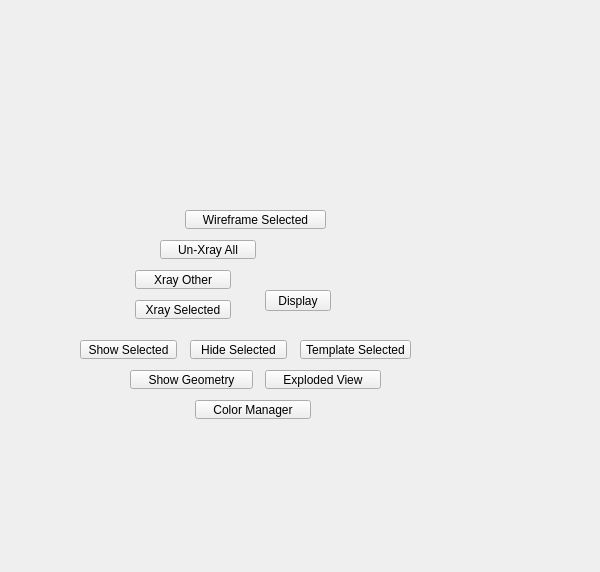
Before: the Qt Designer form tentacle/ui/display#submenu.ui in m3trik/tentacle, drawn with Qt 5.
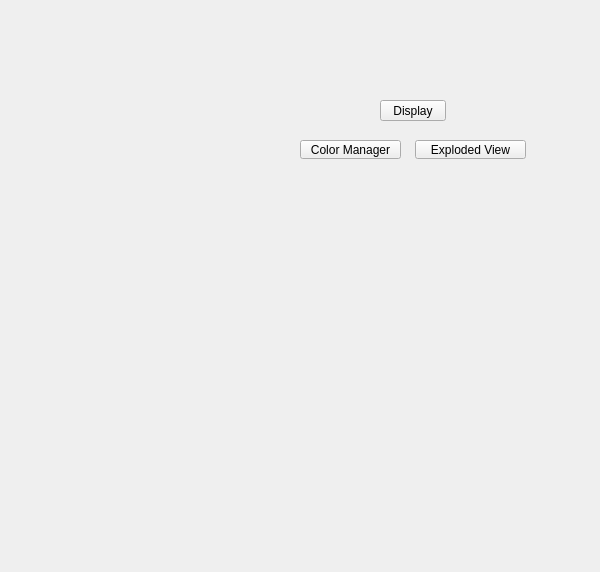
After: the same form once the commit is applied. Custom widgets are drawn as their Qt base class.

What changed in the file:
```diff
--- a/tentacle/ui/display#submenu.ui
+++ b/tentacle/ui/display#submenu.ui
@@ -53,8 +53,8 @@
    <widget class="QPushButton" name="i032">
     <property name="geometry">
      <rect>
-      <x>265</x>
-      <y>290</y>
+      <x>380</x>
+      <y>100</y>
       <width>66</width>
       <height>21</height>
      </rect>
@@ -78,187 +78,31 @@
      <string>Display</string>
     </property>
    </widget>
-   <widget class="QPushButton" name="b002">
+   <widget class="ExpandableList" name="list000" native="true">
     <property name="geometry">
      <rect>
-      <x>190</x>
-      <y>340</y>
-      <width>97</width>
-      <height>19</height>
+      <x>255</x>
+      <y>100</y>
+      <width>120</width>
+      <height>21</height>
      </rect>
     </property>
-    <property name="maximumSize">
-     <size>
-      <width>16777215</width>
-      <height>19</height>
-     </size>
-    </property>
     <property name="minimumSize">
      <size>
-      <width>0</width>
-      <height>19</height>
+      <width>100</width>
+      <height>21</height>
      </size>
     </property>
-    <property name="text">
-     <string>Hide Selected</string>
-    </property>
-   </widget>
-   <widget class="QPushButton" name="b003">
-    <property name="geometry">
-     <rect>
-      <x>80</x>
-      <y>340</y>
-      <width>97</width>
-      <height>19</height>
-     </rect>
-    </property>
-    <property name="maximumSize">
-     <size>
-      <width>16777215</width>
-      <height>19</height>
-     </size>
-    </property>
-    <property name="minimumSize">
-     <size>
-      <width>0</width>
-      <height>19</height>
-     </size>
-    </property>
-    <property name="text">
-     <string>Show Selected</string>
-    </property>
-   </widget>
-   <widget class="QPushButton" name="b005">
-    <property name="geometry">
-     <rect>
-      <x>135</x>
-      <y>300</y>
-      <width>96</width>
-      <height>19</height>
-     </rect>
-    </property>
-    <property name="maximumSize">
-     <size>
-      <width>16777215</width>
-      <height>19</height>
-     </size>
-    </property>
-    <property name="minimumSize">
-     <size>
-      <width>0</width>
-      <height>19</height>
-     </size>
-    </property>
-    <property name="text">
-     <string>Xray Selected</string>
-    </property>
-   </widget>
-   <widget class="QPushButton" name="b021">
-    <property name="geometry">
-     <rect>
-      <x>300</x>
-      <y>340</y>
-      <width>111</width>
-      <height>19</height>
-     </rect>
-    </property>
-    <property name="maximumSize">
-     <size>
-      <width>16777215</width>
-      <height>19</height>
-     </size>
-    </property>
-    <property name="minimumSize">
-     <size>
-      <width>111</width>
-      <height>19</height>
-     </size>
-    </property>
-    <property name="text">
-     <string>Template Selected</string>
-    </property>
-   </widget>
-   <widget class="QPushButton" name="b006">
-    <property name="geometry">
-     <rect>
-      <x>160</x>
-      <y>240</y>
-      <width>96</width>
-      <height>19</height>
-     </rect>
-    </property>
-    <property name="maximumSize">
-     <size>
-      <width>16777215</width>
-      <height>19</height>
-     </size>
-    </property>
-    <property name="minimumSize">
-     <size>
-      <width>0</width>
-      <height>19</height>
-     </size>
-    </property>
-    <property name="text">
-     <string>Un-Xray All</string>
-    </property>
-   </widget>
-   <widget class="QPushButton" name="b007">
-    <property name="geometry">
-     <rect>
-      <x>135</x>
-      <y>270</y>
-      <width>96</width>
-      <height>19</height>
-     </rect>
-    </property>
-    <property name="maximumSize">
-     <size>
-      <width>16777215</width>
-      <height>19</height>
-     </size>
-    </property>
-    <property name="minimumSize">
-     <size>
-      <width>0</width>
-      <height>19</height>
-     </size>
-    </property>
-    <property name="text">
-     <string>Xray Other</string>
-    </property>
-   </widget>
-   <widget class="QPushButton" name="b004">
-    <property name="geometry">
-     <rect>
-      <x>130</x>
-      <y>370</y>
-      <width>123</width>
-      <height>19</height>
-     </rect>
-    </property>
-    <property name="minimumSize">
-     <size>
-      <width>0</width>
-      <height>19</height>
-     </size>
-    </property>
-    <property name="maximumSize">
-     <size>
-      <width>999</width>
-      <height>19</height>
-     </size>
-    </property>
-    <property name="text">
-     <string>Show Geometry</string>
+    <property name="autoFillBackground">
+     <bool>true</bool>
     </property>
    </widget>
    <widget class="QPushButton" name="b013">
     <property name="geometry">
      <rect>
-      <x>265</x>
-      <y>370</y>
-      <width>116</width>
+      <x>415</x>
+      <y>140</y>
+      <width>111</width>
       <height>19</height>
      </rect>
     </property>
@@ -280,16 +124,13 @@
     <property name="text">
      <string>Exploded View</string>
     </property>
-    <property name="checkable">
-     <bool>false</bool>
-    </property>
    </widget>
    <widget class="QPushButton" name="b014">
     <property name="geometry">
      <rect>
-      <x>195</x>
-      <y>400</y>
-      <width>116</width>
+      <x>300</x>
+      <y>140</y>
+      <width>101</width>
       <height>19</height>
      </rect>
     </property>
@@ -311,40 +152,17 @@
     <property name="text">
      <string>Color Manager</string>
     </property>
-    <property name="checkable">
-     <bool>false</bool>
-    </property>
-   </widget>
-   <widget class="QPushButton" name="b001">
-    <property name="geometry">
-     <rect>
-      <x>185</x>
-      <y>210</y>
-      <width>141</width>
-      <height>19</height>
-     </rect>
-    </property>
-    <property name="minimumSize">
-     <size>
-      <width>0</width>
-      <height>19</height>
-     </size>
-    </property>
-    <property name="maximumSize">
-     <size>
-      <width>16777215</width>
-      <height>19</height>
-     </size>
-    </property>
-    <property name="toolTip">
-     <string>Toggle wireframe on all selected objects.</string>
-    </property>
-    <property name="text">
-     <string>Wireframe Selected</string>
-    </property>
    </widget>
   </widget>
  </widget>
+ <customwidgets>
+  <customwidget>
+   <class>ExpandableList</class>
+   <extends>QWidget</extends>
+   <header>widgets.expandablelist.h</header>
+   <container>1</container>
+  </customwidget>
+ </customwidgets>
  <resources/>
  <connections/>
  <designerdata>
```
Left out of the diff: 4 changed lines with no effect on the pictures.
